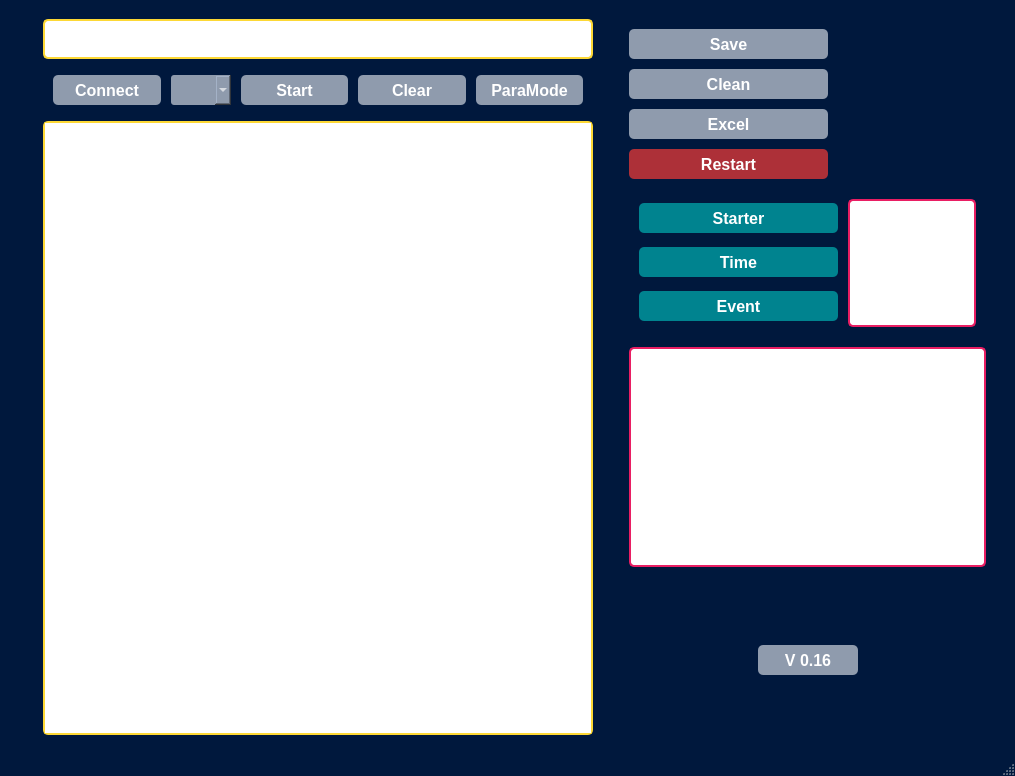
First picture: the form in lunch.ui, repository ahmadasmandar/fis_gui, before the edit.
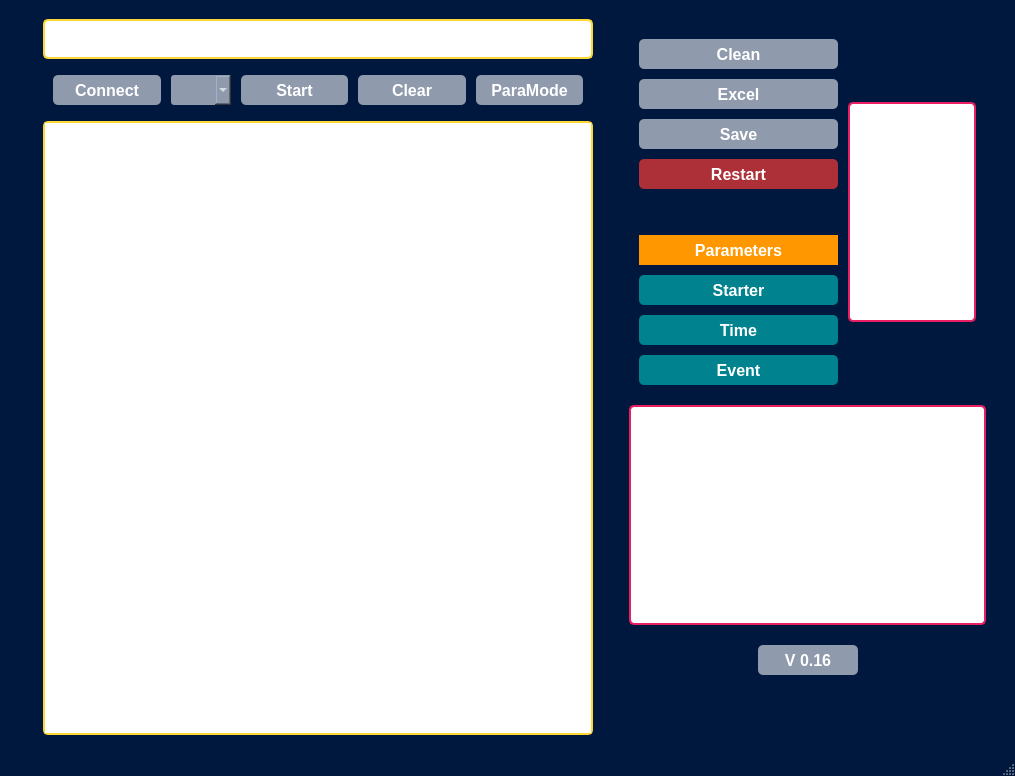
Second picture: the form after the edit. Icons and pictures are not drawn.

The edit to the form file:
```diff
--- a/lunch.ui
+++ b/lunch.ui
@@ -336,41 +336,24 @@
          <number>10</number>
         </property>
         <item>
-         <widget class="QPushButton" name="save_file">
-          <property name="minimumSize">
-           <size>
-            <width>199</width>
-            <height>30</height>
-           </size>
+         <layout class="QHBoxLayout" name="horizontalLayout_4">
+          <property name="spacing">
+           <number>10</number>
           </property>
-          <property name="maximumSize">
-           <size>
-            <width>150</width>
-            <height>30</height>
-           </size>
+          <property name="leftMargin">
+           <number>10</number>
           </property>
-          <property name="font">
-           <font>
-            <pointsize>12</pointsize>
-            <weight>75</weight>
-            <bold>true</bold>
-            <kerning>true</kerning>
-           </font>
+          <property name="topMargin">
+           <number>10</number>
           </property>
-          <property name="styleSheet">
-           <string notr="true">QPushButton{
-  border-radius: 5px;
-  background-color: #8f9bad;
-  color: white;
-}
-
-</string>
+          <property name="rightMargin">
+           <number>10</number>
           </property>
-          <property name="text">
-           <string>Save</string>
+          <property name="bottomMargin">
+           <number>10</number>
           </property>
-         </widget>
-        </item>
+          <item>
+           <layout class="QVBoxLayout" name="verticalLayout_3">
         <item>
          <widget class="QPushButton" name="clean_data">
           <property name="minimumSize">
@@ -443,6 +426,55 @@
           </property>
          </widget>
         </item>
+            <item>
+             <widget class="QPushButton" name="save_file">
+              <property name="minimumSize">
+               <size>
+                <width>199</width>
+                <height>30</height>
+               </size>
+              </property>
+              <property name="maximumSize">
+               <size>
+                <width>150</width>
+                <height>30</height>
+               </size>
+              </property>
+              <property name="font">
+               <font>
+                <pointsize>12</pointsize>
+                <weight>75</weight>
+                <bold>true</bold>
+                <kerning>true</kerning>
+               </font>
+              </property>
+              <property name="styleSheet">
+               <string notr="true">QPushButton{
+  border-radius: 5px;
+  background-color: #8f9bad;
+  color: white;
+}
+
+</string>
+              </property>
+              <property name="text">
+               <string>Save</string>
+              </property>
+             </widget>
+            </item>
+            <item>
+             <spacer name="verticalSpacer_4">
+              <property name="orientation">
+               <enum>Qt::Vertical</enum>
+              </property>
+              <property name="sizeHint" stdset="0">
+               <size>
+                <width>20</width>
+                <height>40</height>
+               </size>
+              </property>
+             </spacer>
+            </item>
         <item>
          <widget class="QPushButton" name="restart_bu">
           <property name="minimumSize">
@@ -478,24 +510,57 @@
          </widget>
         </item>
         <item>
-         <layout class="QHBoxLayout" name="horizontalLayout_4">
-          <property name="spacing">
-           <number>10</number>
-          </property>
-          <property name="leftMargin">
-           <number>10</number>
-          </property>
-          <property name="topMargin">
-           <number>10</number>
-          </property>
-          <property name="rightMargin">
-           <number>10</number>
-          </property>
-          <property name="bottomMargin">
-           <number>10</number>
-          </property>
+             <spacer name="verticalSpacer_3">
+              <property name="orientation">
+               <enum>Qt::Vertical</enum>
+              </property>
+              <property name="sizeType">
+               <enum>QSizePolicy::Expanding</enum>
+              </property>
+              <property name="sizeHint" stdset="0">
+               <size>
+                <width>20</width>
+                <height>200</height>
+               </size>
+              </property>
+             </spacer>
+            </item>
           <item>
-           <layout class="QVBoxLayout" name="verticalLayout_3">
+             <widget class="QLabel" name="label_4">
+              <property name="minimumSize">
+               <size>
+                <width>100</width>
+                <height>30</height>
+               </size>
+              </property>
+              <property name="maximumSize">
+               <size>
+                <width>16777215</width>
+                <height>30</height>
+               </size>
+              </property>
+              <property name="font">
+               <font>
+                <pointsize>12</pointsize>
+                <weight>75</weight>
+                <bold>true</bold>
+               </font>
+              </property>
+              <property name="styleSheet">
+               <string notr="true">QLabel{
+  background-color: #ff9800;
+  color: white;
+}
+</string>
+              </property>
+              <property name="text">
+               <string>Parameters</string>
+              </property>
+              <property name="alignment">
+               <set>Qt::AlignCenter</set>
+              </property>
+             </widget>
+            </item>
             <item>
              <widget class="QPushButton" name="starter_bu">
               <property name="minimumSize">
```
Lines whose indentation alone changed are shown as unchanged.
